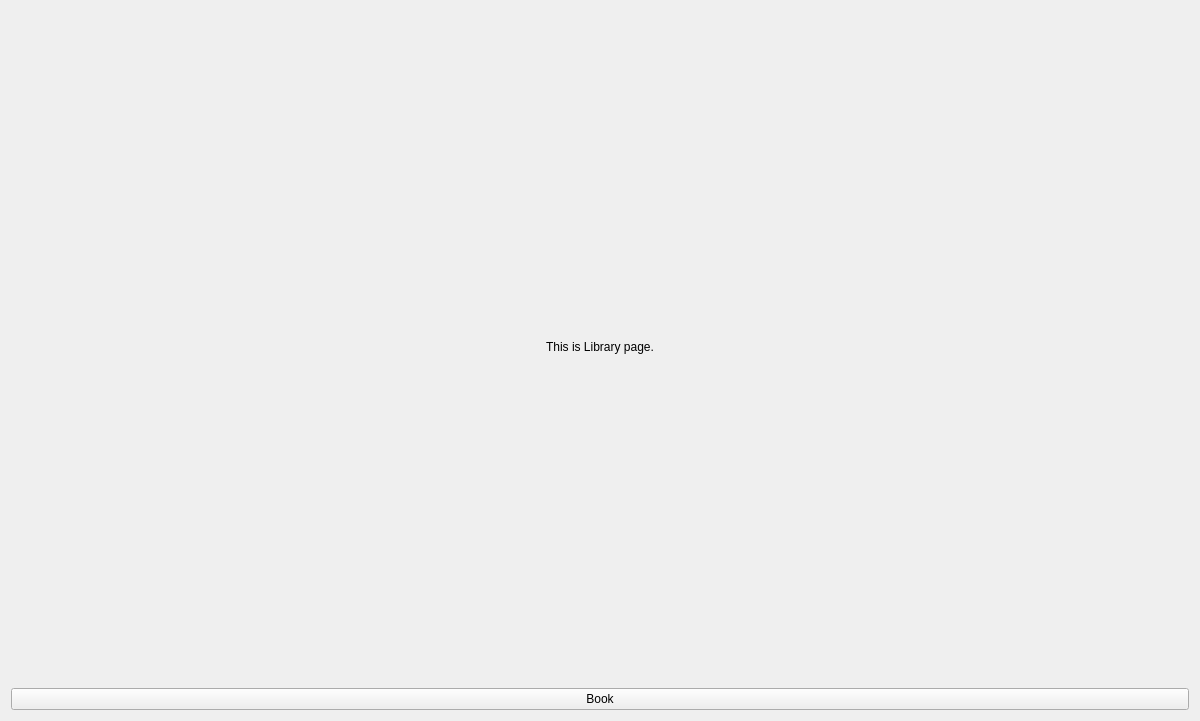
Old version of the form rsrc/ui/library.ui in the repository chanongul/Booque.
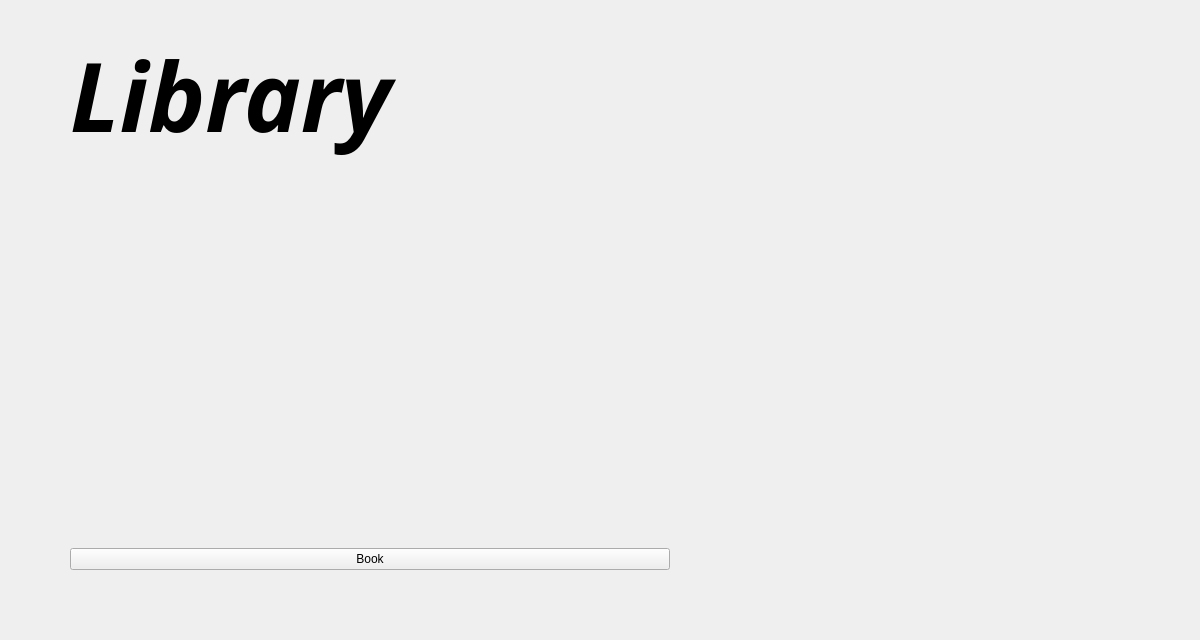
New version of the form.

What changed in the file:
```diff
--- a/rsrc/ui/library.ui
+++ b/rsrc/ui/library.ui
@@ -7,7 +7,7 @@
     <x>0</x>
     <y>0</y>
     <width>1200</width>
-    <height>721</height>
+    <height>640</height>
    </rect>
   </property>
   <property name="minimumSize">
@@ -17,23 +17,85 @@
    </size>
   </property>
   <layout class="QGridLayout" name="gridLayout">
+   <property name="leftMargin">
+    <number>70</number>
+   </property>
+   <property name="topMargin">
+    <number>20</number>
+   </property>
+   <property name="rightMargin">
+    <number>70</number>
+   </property>
+   <property name="bottomMargin">
+    <number>70</number>
+   </property>
+   <property name="spacing">
+    <number>0</number>
+   </property>
    <item row="0" column="0">
-    <widget class="QLabel" name="label">
+    <widget class="QLabel" name="req_label">
+     <property name="minimumSize">
+      <size>
+       <width>600</width>
+       <height>150</height>
+      </size>
+     </property>
+     <property name="maximumSize">
+      <size>
+       <width>600</width>
+       <height>150</height>
+      </size>
+     </property>
+     <property name="font">
+      <font>
+       <family>Helvetica Neue LT Black Ext</family>
+       <pointsize>72</pointsize>
+       <weight>75</weight>
+       <italic>true</italic>
+       <bold>true</bold>
+      </font>
+     </property>
      <property name="text">
-      <string>This is Library page.</string>
+      <string>Library</string>
      </property>
      <property name="alignment">
-      <set>Qt::AlignCenter</set>
+      <set>Qt::AlignLeading|Qt::AlignLeft|Qt::AlignVCenter</set>
      </property>
     </widget>
    </item>
-   <item row="1" column="0">
+   <item row="2" column="0">
     <widget class="QPushButton" name="book_btn">
      <property name="text">
       <string>Book</string>
      </property>
     </widget>
    </item>
+   <item row="0" column="1">
+    <spacer name="horizontalSpacer">
+     <property name="orientation">
+      <enum>Qt::Horizontal</enum>
+     </property>
+     <property name="sizeHint" stdset="0">
+      <size>
+       <width>40</width>
+       <height>20</height>
+      </size>
+     </property>
+    </spacer>
+   </item>
+   <item row="1" column="0">
+    <spacer name="verticalSpacer">
+     <property name="orientation">
+      <enum>Qt::Vertical</enum>
+     </property>
+     <property name="sizeHint" stdset="0">
+      <size>
+       <width>20</width>
+       <height>40</height>
+      </size>
+     </property>
+    </spacer>
+   </item>
   </layout>
  </widget>
  <resources/>
```
